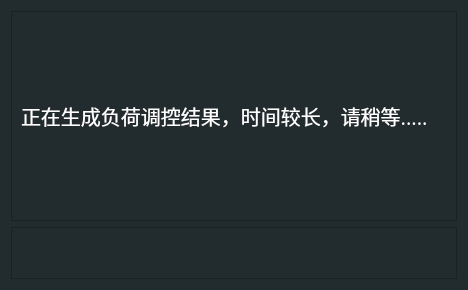
Old version of the form M2Dialog2Waiting.ui in the repository Estellalan/gzdw_desk.
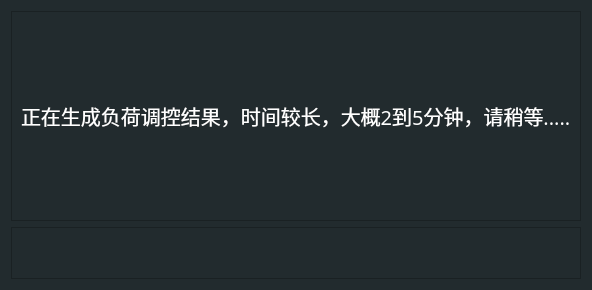
New version of the form.

Commit message: 加入多线程，解决matlab运行时间过长导致的长时间卡顿不能进行其他操作的问题

```diff
--- a/M2Dialog2Waiting.ui
+++ b/M2Dialog2Waiting.ui
@@ -48,7 +48,7 @@
 font: 15pt &quot;楷体&quot;;</string>
         </property>
         <property name="text">
-         <string>正在生成负荷调控结果，时间较长，请稍等.....</string>
+         <string>正在生成负荷调控结果，时间较长，大概2到5分钟，请稍等.....</string>
         </property>
        </widget>
       </item>
```
The commit also changes 10 other files.
